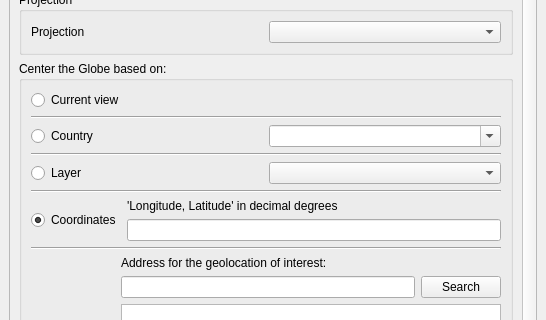
The window that GlobeBuilder/resources/ui/globe_builder_dockwidget_base.ui (majaes/Map2Globe) describes before a commit, drawn with Qt 5; both pictures show x 0 to 546 and y 96 to 416 of the 546 by 888 pixel window.
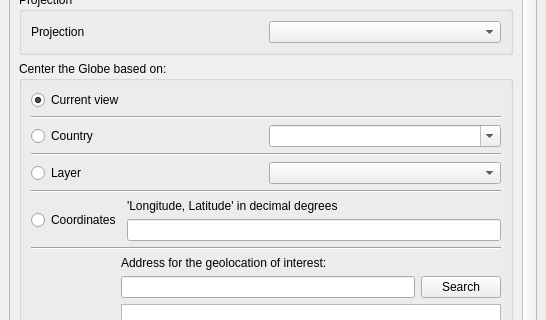
The same window after the commit. Custom widgets are drawn as their Qt base class.

Commit message: Use 'Current view' as the default centring option (v0.7.4)

Diff of the .ui file:
```diff
--- a/GlobeBuilder/resources/ui/globe_builder_dockwidget_base.ui
+++ b/GlobeBuilder/resources/ui/globe_builder_dockwidget_base.ui
@@ -202,6 +202,9 @@
                  <property name="text">
                   <string>Current view</string>
                  </property>
+                 <property name="checked">
+                  <bool>true</bool>
+                 </property>
                 </widget>
                </item>
                <item>
@@ -264,9 +267,6 @@
                    <property name="text">
                     <string>Coordinates</string>
                    </property>
-                   <property name="checked">
-                    <bool>true</bool>
-                   </property>
                   </widget>
                  </item>
                  <item>
```
The commit also changes 2 other files.
